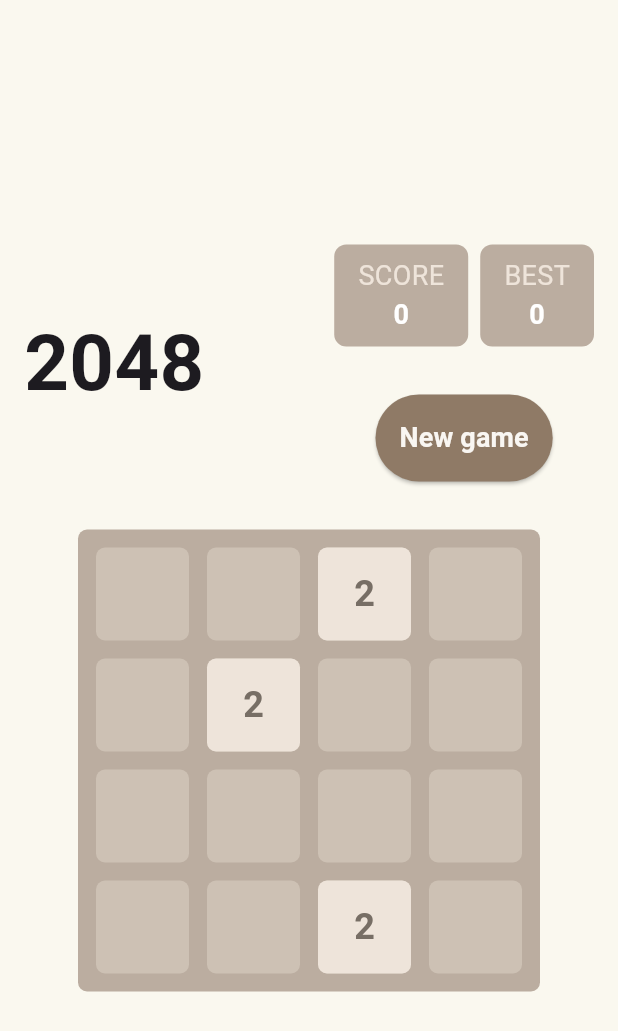
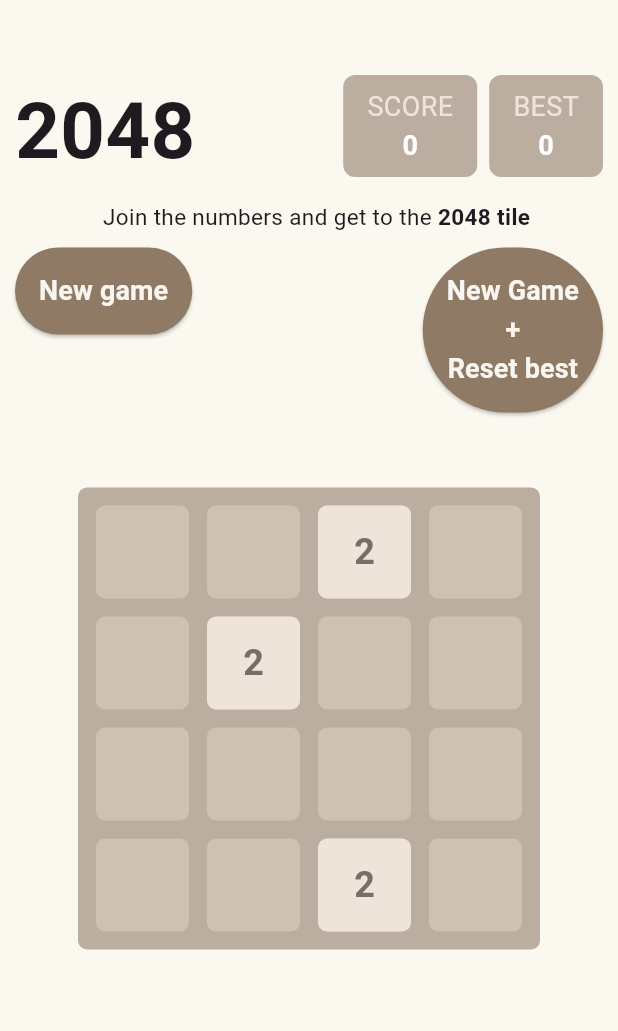
Before and after one commit to sailordi/twenty-forty-eight, a Flutter app: the screen it shows after launch, on a phone screen of 412 x 824 dp. Shown: the top 1031 px of the screen. Run offline on Flutter 3.47's test engine with Material 3 defaults, Android fonts, the phone set to English and light mode, and no system bars; our stand-ins replace flutter_riverpod, hive_flutter; missing offline and left inert: dart:ffi, flutter_swipe_detector; accounts and stored records are empty.

Commit message:
Fixed some ui stuff

```diff
--- a/twenty_forty_eight/lib/managers/boardManager.dart
+++ b/twenty_forty_eight/lib/managers/boardManager.dart
@@ -47,7 +47,7 @@ class BoardManager extends StateNotifier<GameData> {
   }
 
   // Create a fresh game state.
-  GameData _restart() {
+  GameData _restart({bool resetBest = false}) {
       Random gen = Random();
       int tiles = 0;
       Grid grid = [];
@@ -68,7 +68,10 @@ class BoardManager extends StateNotifier<GameData> {
 
       }
 
-      return GameData.newGame(state.bestScore,grid);
+      if(!resetBest) {
+        return GameData.newGame(state.score,grid);
+      }
+      return GameData.newGame(0,grid);
   }
 
   // Start New Game
@@ -325,6 +328,10 @@ class BoardManager extends StateNotifier<GameData> {
     return false;
   }
 
+  void resetBestScore() {
+    state = _restart(resetBest: true);
+  }
+
 }
 
 final boardManager = StateNotifierProvider<BoardManager,GameData>((ref) {
--- a/twenty_forty_eight/lib/view/home/homeView.dart
+++ b/twenty_forty_eight/lib/view/home/homeView.dart
@@ -91,6 +91,8 @@ class _HomeState extends ConsumerState<HomeView> with TickerProviderStateMixin,
   @override
   Widget build(BuildContext context) {
     GameInfo info = GameInfo(context);
+    const double space = 50.0;
+
     return SwipeDetector(
       onSwipe: (direction, offset) {
         if (ref.read(boardManager.notifier).move(direction)) {
@@ -99,30 +101,44 @@ class _HomeState extends ConsumerState<HomeView> with TickerProviderStateMixin,
       },
       child: Scaffold(
         backgroundColor: GameInfo.backgroundColor,
-        body: Column(
-          crossAxisAlignment: CrossAxisAlignment.center,
-          mainAxisAlignment: MainAxisAlignment.center,
+        body: SafeArea(
+          child: Column(
             children: [
-            Padding(
-              padding: const EdgeInsets.symmetric(horizontal: 16.0),
-              child: Row(
-                mainAxisAlignment: MainAxisAlignment.spaceBetween,
+              const SizedBox(height: space,),
+              Stack(
                 children: [
-                  Column(
+                  Row(
+                      mainAxisAlignment: MainAxisAlignment.start,
                       children: [
+                        const SizedBox(width: 10,),
                         WidgetFactory.logo(),
+                      ]
+                  ),
+                  const Row(
+                    mainAxisAlignment: MainAxisAlignment.end,
+                    children: [
+                      ScoreWidget(),
+                      SizedBox(width: 10,),
+                    ],
+                  )
                 ],
               ),
-                  Column(
-                    mainAxisAlignment: MainAxisAlignment.spaceBetween,
+              const SizedBox(height: 10),
+              Row(
+                mainAxisAlignment: MainAxisAlignment.center,
                 crossAxisAlignment: CrossAxisAlignment.center,
                 children: [
-                      const ScoreWidget(),
-                      const SizedBox(
-                        height: 32.0,
+                  const SizedBox(width: 10,),
+                  WidgetFactory.instructions()
+                ],
               ),
+              const SizedBox(height: 10,),
+              Stack(
+                children: [
                   Row(
+                    mainAxisAlignment: MainAxisAlignment.start,
                     children: [
+                      const SizedBox(width: 10,),
                       ButtonWidget(
                         text: "New game",
                         onPressed: () {
@@ -131,15 +147,24 @@ class _HomeState extends ConsumerState<HomeView> with TickerProviderStateMixin,
                         },
                       )
                     ],
-                      )
-                    ],
-                  )
+                  ),
+                  Row(
+                    mainAxisAlignment: MainAxisAlignment.end,
+                    children: [
+                      const SizedBox(width: 10,),
+                      NewLineTextButtonWidget(
+                        text: "New Game\n+\nReset best",
+                        onPressed: () {
+                          //Resets best score
+                          ref.read(boardManager.notifier).resetBestScore();
+                        },
+                      ),
+                      const SizedBox(width: 10,),
                     ],
                   ),
+                ],
               ),
-            const SizedBox(
-              height: 32.0,
-            ),
+              const SizedBox(height: space),
               Stack(
                 children: [
                   EmptyBordWidget(info: info),
@@ -149,6 +174,7 @@ class _HomeState extends ConsumerState<HomeView> with TickerProviderStateMixin,
                 ],
               )
             ],
+          )
         ),
       ),
     );
--- a/twenty_forty_eight/lib/widgets/buttonWidget.dart
+++ b/twenty_forty_eight/lib/widgets/buttonWidget.dart
@@ -24,3 +24,27 @@ class ButtonWidget extends ConsumerWidget {
         ));
   }
 }
+
+class NewLineTextButtonWidget extends ConsumerWidget {
+  final String? text;
+  final VoidCallback onPressed;
+
+  const NewLineTextButtonWidget(
+      {super.key, this.text,required this.onPressed});
+
+  @override
+  Widget build(BuildContext context, WidgetRef ref) {
+    return ElevatedButton(
+        style: ButtonStyle(
+          padding: MaterialStateProperty.all<EdgeInsets>(
+              const EdgeInsets.all(16.0)),
+          backgroundColor: MaterialStateProperty.all<Color>(GameInfo.buttonColor) ,
+        ),
+        onPressed: onPressed,
+        child: Text(
+          textAlign:TextAlign.center,
+          text!,
+          style: const TextStyle(color: GameInfo.textColorWhite,fontWeight: FontWeight.bold, fontSize: 18.0),
+        ));
+  }
+}
--- a/twenty_forty_eight/lib/widgets/widgetFactory.dart
+++ b/twenty_forty_eight/lib/widgets/widgetFactory.dart
@@ -10,7 +10,7 @@ class WidgetFactory {
   }
 
   static dynamic instructions() {
-    const double fontSize = 11;
+    const double fontSize = 15;
 
     return Row(
         children: [
```
Lines whose indentation alone changed are shown as unchanged.
